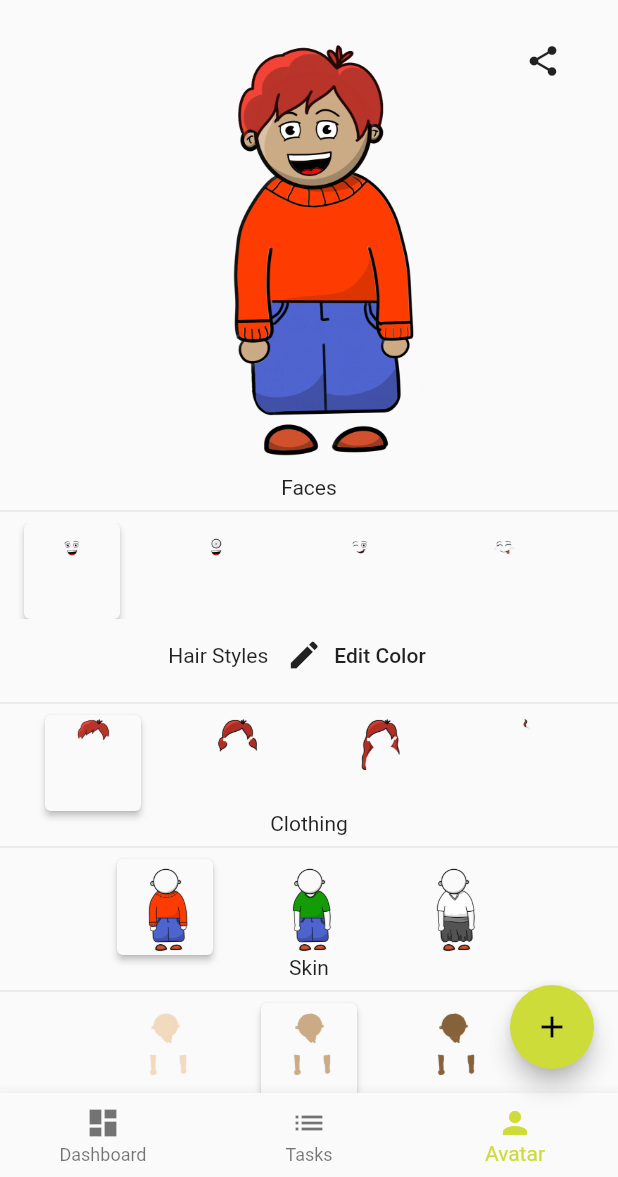
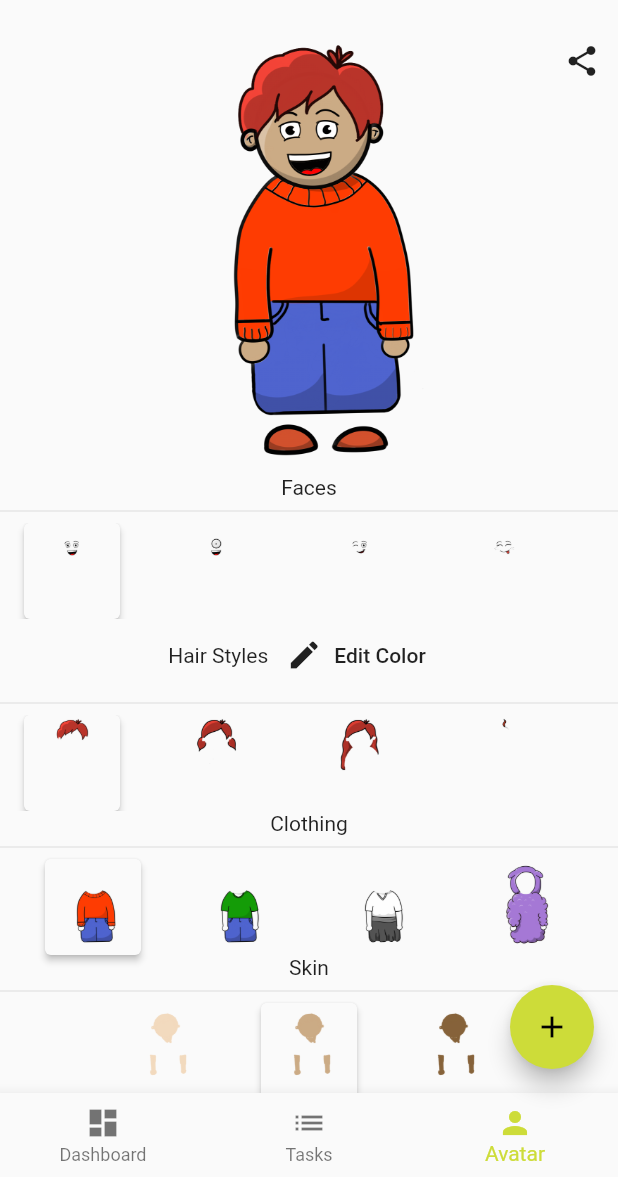
Before and after one commit to ctiedt/studypoints, a Flutter app: the screen it shows after launch, item 3 of the bottom bar chosen, on a phone screen of 412 x 824 dp, the part 59-1236 px from its top. Run offline on Flutter 3.47's test engine with Material 2 defaults, Android fonts, the phone set to English and light mode, and no system bars; drawn by our look-alikes of screenshot; our stand-ins replace flutter_colorpicker; missing offline and left inert: esys_flutter_share.

Commit message:
feat: rearrange avatar layers and add new hair, body and face options

```diff
--- a/lib/avatar/data/avatar.dart
+++ b/lib/avatar/data/avatar.dart
@@ -6,6 +6,7 @@
   String face = 'assets/face1.png';
   String hair = 'assets/hair1.png';
   String skin = 'assets/skin2.png';
+  String feet = 'assets/feet1.png';
   Color hairColor = Colors.red;
   List<String> accessoires;
 }
--- a/lib/avatar/widgets/avatar_screen.dart
+++ b/lib/avatar/widgets/avatar_screen.dart
@@ -21,17 +21,20 @@
     'assets/face4.png',
     'assets/face5.png',
     'assets/face6.png',
+    'assets/face7.png',
   ];
   final List<String> hairOptions = [
     'assets/hair1.png',
     'assets/hair2.png',
     'assets/hair3.png',
     'assets/hair4.png',
+    'assets/hair5.png',
   ];
   final List<String> bodyOptions = [
     'assets/body1.png',
     'assets/body2.png',
     'assets/body3.png',
+    'assets/body4.png',
   ];
   final List<String> skinOptions = [
     'assets/skin1.png',
@@ -150,7 +153,7 @@
                       onPressed: () {
                         showDialog(
                           context: context,
-                          child: AlertDialog(
+                          builder: (BuildContext context) => AlertDialog(
                             title: const Text('Pick a color!'),
                             content: SingleChildScrollView(
                               child: ColorPicker(
--- a/lib/avatar/widgets/avatar_view.dart
+++ b/lib/avatar/widgets/avatar_view.dart
@@ -22,23 +22,23 @@
             child: Stack(
               alignment: AlignmentDirectional.center,
               children: <Widget>[
+                Image.asset(avatar.feet),
                 Image.asset(avatar.skin),
-                Image.asset(avatar.body),
                 Image.asset(avatar.face),
+                Image.asset("assets/head1.png"),
                 Image.asset(
                   avatar.hair,
                   color: Provider.of<UserService>(context).avatar.hairColor,
                   colorBlendMode: BlendMode.modulate,
                 ),
+                Image.asset("assets/ears1.png"),
+                Image.asset(avatar.body),
               ],
             )),
         Container(
           alignment: Alignment.topRight,
-          child: FlatButton.icon(
+          child: IconButton(
             icon: Icon(Icons.share),
-            label: Container(
-              height: 0,
-            ),
             onPressed: () {
               screenshotController
                   .capture(pixelRatio: 3)
```
Also changed, not shown: assets/body1.png, assets/body2.png, assets/body3.png, assets/body4.png, assets/ears1.png (added), assets/face7.png (added), assets/feet1.png (added), assets/hair5.png (added), assets/head1.png (added).
